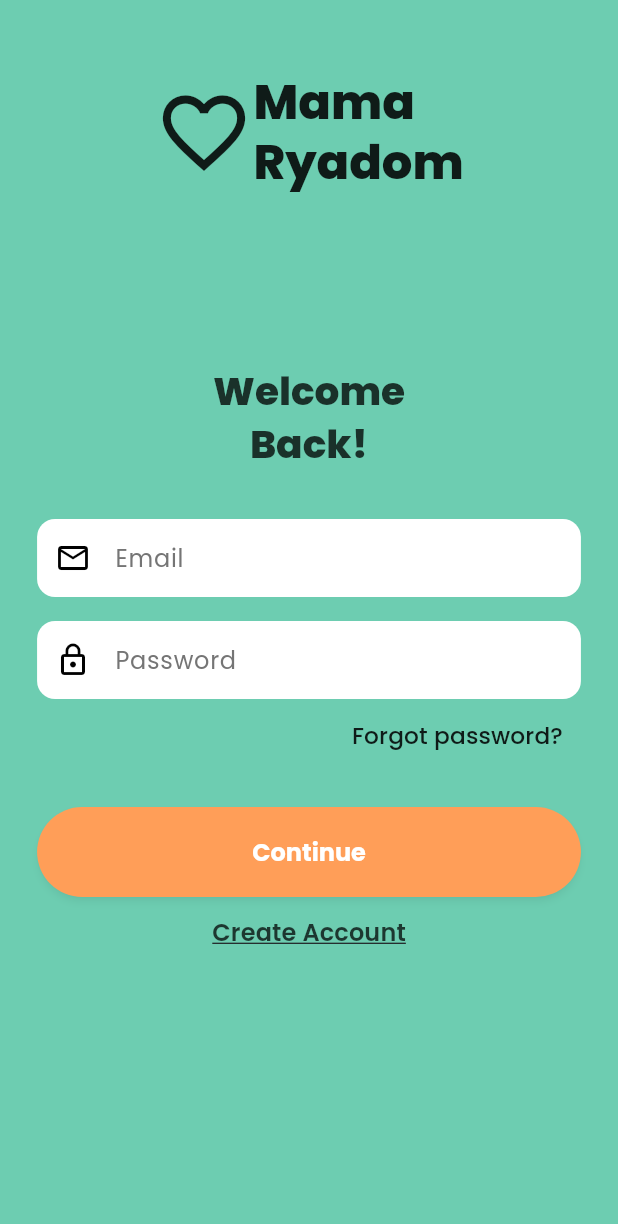
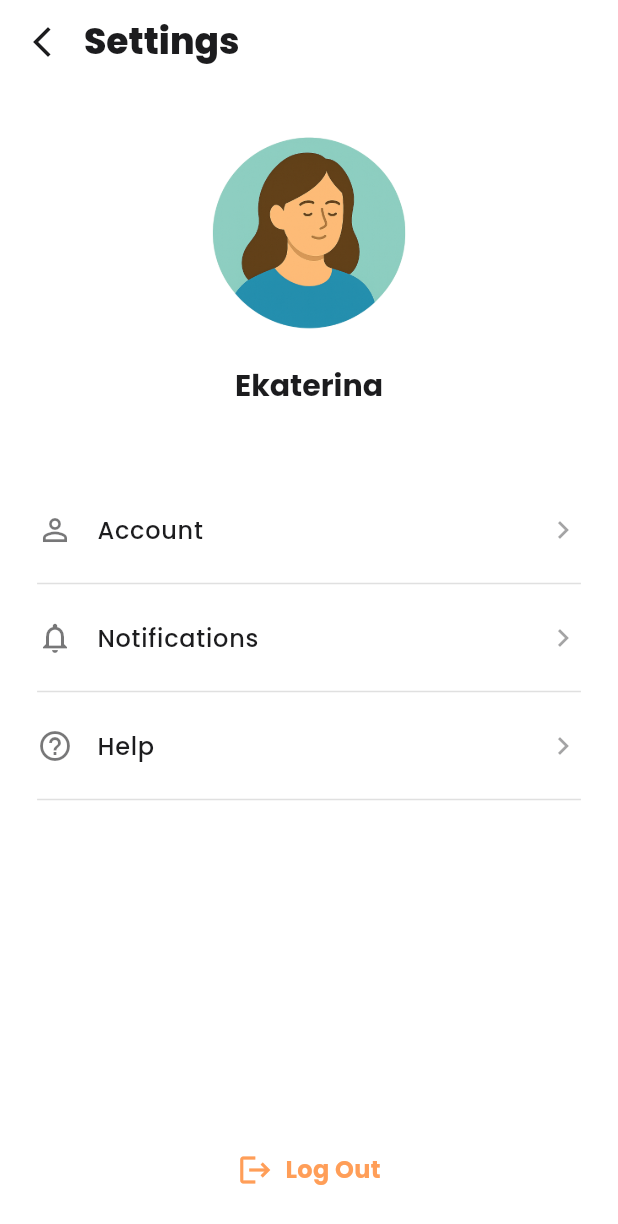
Before and after one commit to joekingsleyMukundi/Mama_Ryadom, a Flutter app: the SignInScreen screen opened by its route, after a tap on "Continue", on a phone screen of 412 x 824 dp. Shown: the top 1224 px of the screen. Run offline on Flutter 3.47's test engine with Material 3 defaults, Android fonts, the phone set to English and light mode, and no system bars; our stand-ins replace google_fonts.

Commit message:
settings screen

```diff
--- a/lib/main.dart
+++ b/lib/main.dart
@@ -1,6 +1,7 @@
 import 'package:flutter/material.dart';
 import 'package:flutter/services.dart';
 import 'package:mama_ryadom/screens/forgot_password.dart';
+import 'package:mama_ryadom/screens/settings_screen.dart';
 import 'package:mama_ryadom/screens/sign_in_screen.dart';
 import 'package:mama_ryadom/screens/sign_up_screen.dart';
 import 'package:mama_ryadom/screens/welcome_screen.dart';
@@ -34,6 +35,7 @@ class MamaRyadomApp extends StatelessWidget {
         '/login': (context) => const SignInScreen(),
         '/signup': (context) => const SignUpScreen(),
         '/forgot-password': (context) => const ForgotPasswordScreen(),
+        '/settings': (context) => const SettingsScreen(),
       },
     );
   }
--- /dev/null
+++ b/lib/screens/settings_screen.dart
@@ -0,0 +1,251 @@
+import 'package:flutter/material.dart';
+import '../theme/app_colors.dart';
+
+class SettingsScreen extends StatelessWidget {
+  const SettingsScreen({super.key});
+
+  @override
+  Widget build(BuildContext context) {
+    final size = MediaQuery.of(context).size;
+    final screenWidth = size.width;
+    final isTablet = screenWidth > 600;
+    final isLandscape = size.width > size.height;
+
+    // Responsive values
+    final horizontalPadding = _getHorizontalPadding(screenWidth);
+    final profileRadius = _getProfileRadius(screenWidth, isTablet);
+    final titleFontSize = _getTitleFontSize(screenWidth, isTablet);
+    final nameFontSize = _getNameFontSize(screenWidth, isTablet);
+    final menuItemFontSize = _getMenuItemFontSize(screenWidth, isTablet);
+    final logoutFontSize = _getLogoutFontSize(screenWidth, isTablet);
+    final iconSize = _getIconSize(screenWidth, isTablet);
+
+    return Scaffold(
+      backgroundColor: AppColors.background,
+      appBar: AppBar(
+        elevation: 0,
+        backgroundColor: AppColors.background,
+        leading: IconButton(
+          icon: Icon(
+            Icons.arrow_back_ios_new,
+            color: AppColors.text,
+            size: isTablet ? 28 : 24,
+          ),
+          onPressed: () => Navigator.pop(context),
+        ),
+        titleSpacing: 0,
+        title: Text(
+          'Settings',
+          style: Theme.of(context).textTheme.headlineSmall?.copyWith(
+            color: AppColors.text,
+            fontWeight: FontWeight.w800,
+            fontSize: titleFontSize,
+          ),
+        ),
+      ),
+      body: SafeArea(
+        child: LayoutBuilder(
+          builder: (context, constraints) {
+            return SingleChildScrollView(
+              child: ConstrainedBox(
+                constraints: BoxConstraints(minHeight: constraints.maxHeight),
+                child: IntrinsicHeight(
+                  child: Column(
+                    children: [
+                      SizedBox(height: isLandscape ? 16 : 28),
+
+                      /// Profile Section
+                      Center(
+                        child: Column(
+                          children: [
+                            CircleAvatar(
+                              radius: profileRadius,
+                              backgroundImage: const AssetImage(
+                                'assets/images/profile.png',
+                              ),
+                              backgroundColor: Colors.transparent,
+                            ),
+                            SizedBox(height: isTablet ? 20 : 16),
+                            Text(
+                              'Ekaterina',
+                              style: Theme.of(context).textTheme.titleLarge
+                                  ?.copyWith(
+                                    fontWeight: FontWeight.bold,
+                                    fontSize: nameFontSize,
+                                    color: AppColors.text,
+                                  ),
+                            ),
+                          ],
+                        ),
+                      ),
+
+                      SizedBox(height: isLandscape ? 32 : 56),
+
+                      /// Menu Items
+                      Expanded(
+                        child: Padding(
+                          padding: EdgeInsets.symmetric(
+                            horizontal: horizontalPadding,
+                          ),
+                          child: Column(
+                            children: [
+                              _buildMenuItem(
+                                icon: Icons.person_outline,
+                                title: 'Account',
+                                fontSize: menuItemFontSize,
+                                iconSize: iconSize,
+                                onTap: () =>
+                                    Navigator.pushNamed(context, '/account'),
+                              ),
+                              const Divider(color: AppColors.inputBorder),
+
+                              _buildMenuItem(
+                                icon: Icons.notifications_outlined,
+                                title: 'Notifications',
+                                fontSize: menuItemFontSize,
+                                iconSize: iconSize,
+                                onTap: () => Navigator.pushNamed(
+                                  context,
+                                  '/notifications',
+                                ),
+                              ),
+                              const Divider(color: AppColors.inputBorder),
+
+                              _buildMenuItem(
+                                icon: Icons.help_outline,
+                                title: 'Help',
+                                fontSize: menuItemFontSize,
+                                iconSize: iconSize,
+                                onTap: () =>
+                                    Navigator.pushNamed(context, '/help'),
+                              ),
+                              const Divider(color: AppColors.inputBorder),
+
+                              const Spacer(),
+                            ],
+                          ),
+                        ),
+                      ),
+
+                      /// Logout
+                      Padding(
+                        padding: EdgeInsets.only(
+                          bottom: isLandscape ? 16 : 32,
+                          left: horizontalPadding,
+                          right: horizontalPadding,
+                        ),
+                        child: Align(
+                          alignment: Alignment.center,
+                          child: InkWell(
+                            onTap: () {
+                              // TODO: Add logout logic
+                            },
+                            borderRadius: BorderRadius.circular(8),
+                            child: Row(
+                              mainAxisSize: MainAxisSize.min,
+                              children: [
+                                Icon(
+                                  Icons.logout,
+                                  color: AppColors.accent,
+                                  size: iconSize,
+                                ),
+                                const SizedBox(width: 8),
+                                Text(
+                                  'Log Out',
+                                  style: TextStyle(
+                                    color: AppColors.accent,
+                                    fontSize: logoutFontSize,
+                                    fontWeight: FontWeight.bold,
+                                  ),
+                                ),
+                              ],
+                            ),
+                          ),
+                        ),
+                      ),
+                    ],
+                  ),
+                ),
+              ),
+            );
+          },
+        ),
+      ),
+    );
+  }
+
+  Widget _buildMenuItem({
+    required IconData icon,
+    required String title,
+    required double fontSize,
+    required double iconSize,
+    required VoidCallback onTap,
+  }) {
+    return ListTile(
+      contentPadding: EdgeInsets.zero,
+      minVerticalPadding: 16,
+      leading: Icon(
+        icon,
+        color: AppColors.text.withOpacity(0.6),
+        size: iconSize,
+      ),
+      title: Text(
+        title,
+        style: TextStyle(
+          fontWeight: FontWeight.w500,
+          color: AppColors.text,
+          fontSize: fontSize,
+        ),
+      ),
+      trailing: Icon(
+        Icons.chevron_right,
+        color: AppColors.text.withOpacity(0.4),
+        size: iconSize,
+      ),
+      onTap: onTap,
+    );
+  }
+
+  // Responsive helper methods
+  double _getHorizontalPadding(double screenWidth) {
+    if (screenWidth < 360) return 16.0;
+    if (screenWidth > 600) return screenWidth * 0.08;
+    return screenWidth * 0.06;
+  }
+
+  double _getProfileRadius(double screenWidth, bool isTablet) {
+    if (screenWidth < 360) return 56.0;
+    if (isTablet) return 80.0;
+    return 72.0;
+  }
+
+  double _getTitleFontSize(double screenWidth, bool isTablet) {
+    if (screenWidth < 360) return 20.0;
+    if (isTablet) return 32.0;
+    return 24.0;
+  }
+
+  double _getNameFontSize(double screenWidth, bool isTablet) {
+    if (screenWidth < 360) return 18.0;
+    if (isTablet) return 26.0;
+    return 20.0;
+  }
+
+  double _getMenuItemFontSize(double screenWidth, bool isTablet) {
+    if (screenWidth < 360) return 14.0;
+    if (isTablet) return 18.0;
+    return 16.0;
+  }
+
+  double _getLogoutFontSize(double screenWidth, bool isTablet) {
+    if (screenWidth < 360) return 14.0;
+    if (isTablet) return 18.0;
+    return 16.0;
+  }
+
+  double _getIconSize(double screenWidth, bool isTablet) {
+    if (screenWidth < 360) return 20.0;
+    if (isTablet) return 26.0;
+    return 24.0;
+  }
+}
--- a/lib/screens/sign_in_screen.dart
+++ b/lib/screens/sign_in_screen.dart
@@ -161,7 +161,7 @@ class SignInScreen extends StatelessWidget {
                                   width: double.infinity,
                                   child: ElevatedButton(
                                     onPressed: () {
-                                      Navigator.pushNamed(context, '/chats');
+                                      Navigator.pushNamed(context, '/settings');
                                     },
                                     style: ElevatedButton.styleFrom(
                                       backgroundColor: AppColors.accent,
--- a/pubspec.yaml
+++ b/pubspec.yaml
@@ -61,7 +61,7 @@ flutter:
   # To add assets to your application, add an assets section, like this:
   assets:
     - assets/images/mother_child.png
-
+    - assets/images/profile.png
   # An image asset can refer to one or more resolution-specific "variants", see
   # https://flutter.dev/to/resolution-aware-images
 
```
Also changed, not shown: assets/images/profile.png (added).
